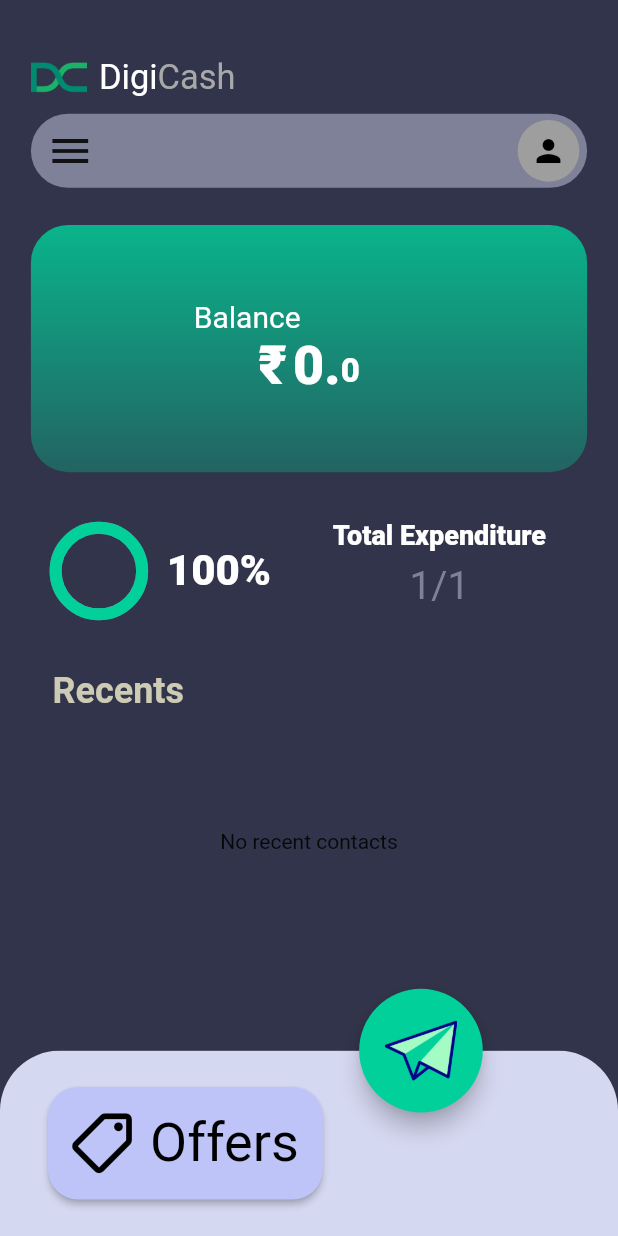
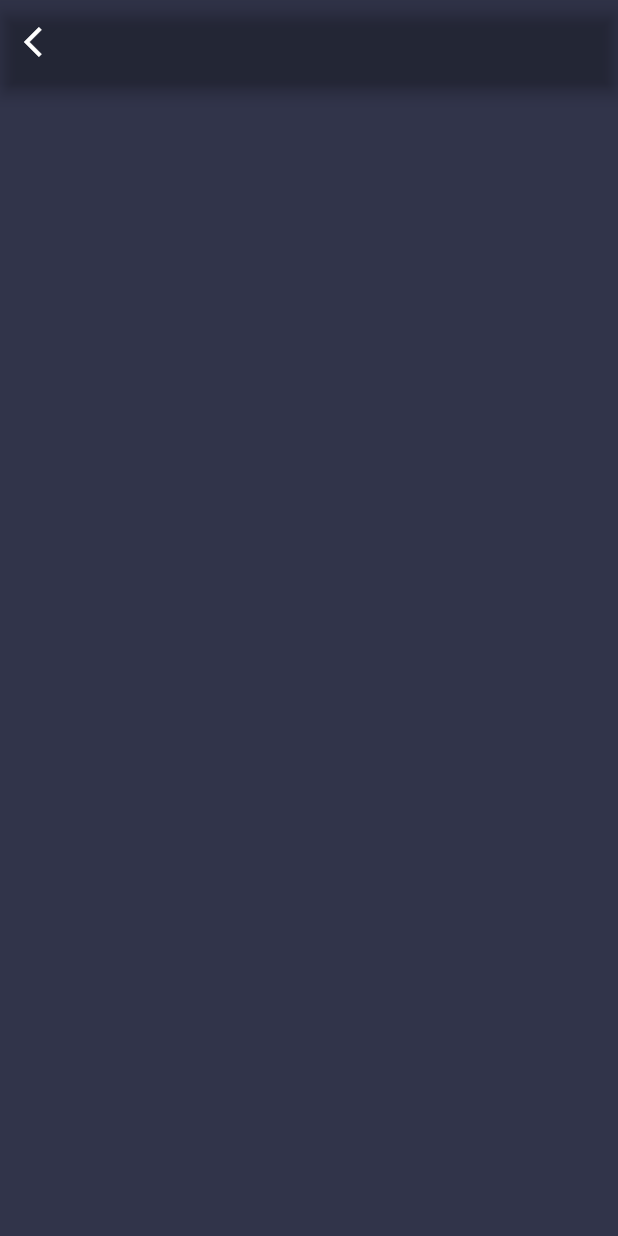
Before and after one commit to mh31-priyanshu/econhacks-2021, a Flutter app: the screen it shows after launch, after a tap on "Balance", on a phone screen of 412 x 824 dp. Run offline on Flutter 3.47's test engine with Material 2 defaults, Android fonts, the phone set to English and light mode, and no system bars; our stand-ins replace cloud_firestore, firebase_core, glassmorphism, hexcolor; accounts and stored records are empty.

Commit message:
adjusted offers button size

```diff
--- /dev/null
+++ b/myapp/lib/Transactions/transactionsUI.dart
@@ -0,0 +1,45 @@
+import 'package:flutter/material.dart';
+import 'package:myapp/Transactions/transactionsVM.dart';
+import 'package:provider/provider.dart';
+
+class Transactions extends StatefulWidget {
+  String email = " ";
+  Transactions(this.email);
+
+  @override
+  _TransactionsState createState() => _TransactionsState();
+}
+
+class _TransactionsState extends State<Transactions> {
+  @override
+  Widget build(BuildContext context) {
+    return ChangeNotifierProvider(
+        create: (context) => transactionVM(widget.email),
+        builder: (context,Widget){
+          var _data = context.watch<transactionVM>();
+          return Scaffold(
+            backgroundColor: Color(0xff31344A),
+            appBar: AppBar(
+              leading: IconButton(
+                icon : Icon(
+                  Icons.arrow_back_ios,
+                ),
+                onPressed: (){
+                  Navigator.pop(context);
+                },
+              ),
+              backgroundColor: Colors.transparent,
+            ),
+            body: Container(
+              child: Column(
+                children: [
+
+                ],
+              ),
+            ),
+          );
+
+        },
+    );
+  }
+}
--- /dev/null
+++ b/myapp/lib/Transactions/transactionsVM.dart
@@ -0,0 +1,10 @@
+import 'package:flutter/material.dart';
+
+class transactionVM extends ChangeNotifier{
+  String _email = " ";
+
+  transactionVM(email){
+    _email = email;
+  }
+
+}
--- a/myapp/lib/homepage/homepageUI.dart
+++ b/myapp/lib/homepage/homepageUI.dart
@@ -1,5 +1,6 @@
 import 'package:flutter/material.dart';
 import 'package:hexcolor/hexcolor.dart';
+import 'package:myapp/Transactions/transactionsUI.dart';
 import 'package:myapp/homepage/appdrawer.dart';
 import 'package:provider/provider.dart';
 import 'homepageVM.dart';
@@ -88,7 +89,7 @@ class _HomepageState extends State<Homepage> {
                                 quarterTurns: 1,
                                 child: Icon(
                             Icons.local_offer_outlined,
-                                  size: 48,
+                                  size: 30,
                                   color: Colors.black,
                             ),
                            ),
@@ -97,7 +98,7 @@ class _HomepageState extends State<Homepage> {
                              child: Text(
                                'Offers',
                                style: TextStyle(
-                                 fontSize: 36,
+                                 fontSize: 30,
                                  color: Colors.black,
                                  fontWeight: FontWeight.w400
                                ),
@@ -224,7 +225,9 @@ class _HomepageState extends State<Homepage> {
                     right: _size.width * 0.05),
                 child: InkWell(
                   onTap: (){
-
+                    Navigator.push(context,MaterialPageRoute(
+                      builder: (context) => Transactions(widget.email),
+                    ));
                   },
                   child: SizedBox(
                     height: _size.height * 0.2,
```
